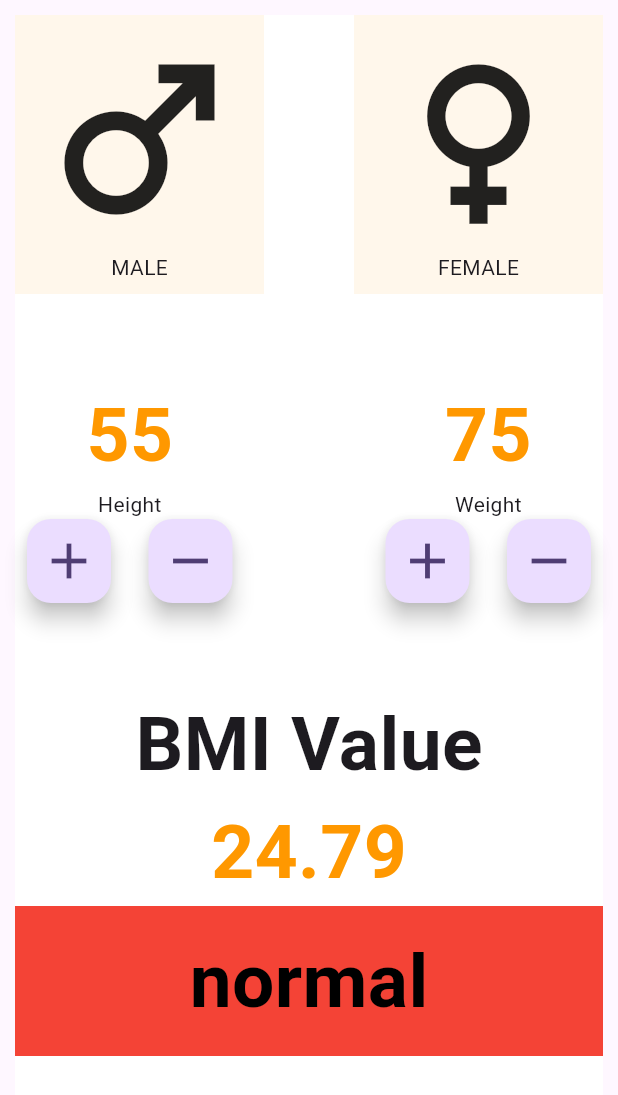
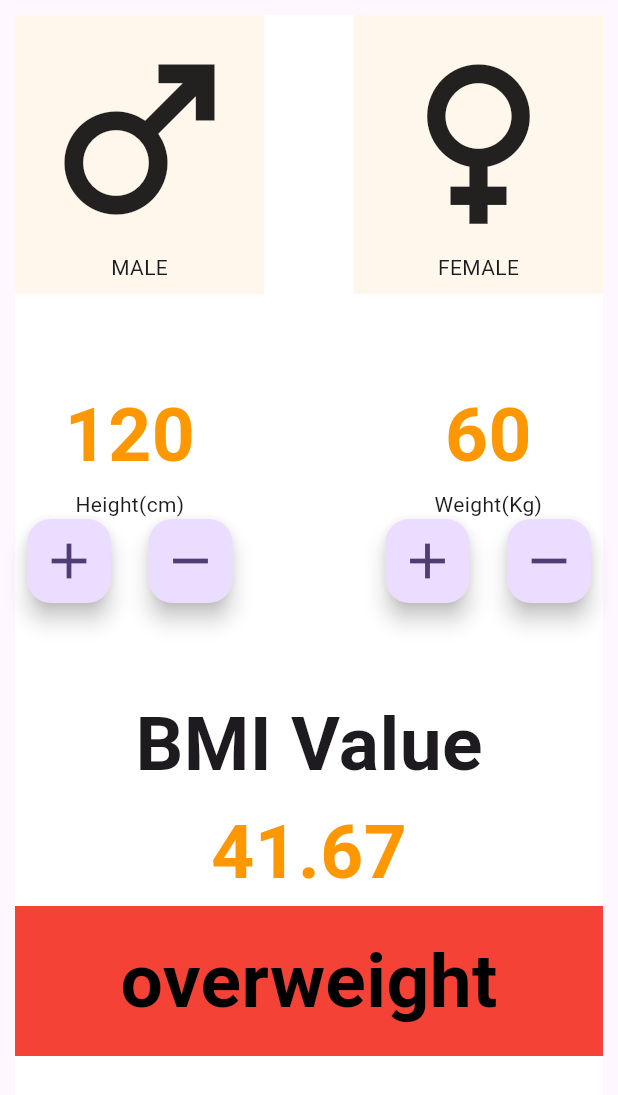
Before and after one commit to ASHAN2021/BMI_cal, a Flutter app: the screen it shows after launch, on a phone screen of 412 x 824 dp. Shown: the top 1095 px of the screen. Run offline on Flutter 3.47's test engine with Material 3 defaults, Android fonts, the phone set to English and light mode, and no system bars.

Commit message:
complete project

```diff
--- a/bmi_calculator/lib/main_page.dart
+++ b/bmi_calculator/lib/main_page.dart
@@ -9,8 +9,8 @@ class MainPage extends StatefulWidget {
 }
 
 class _MainPageState extends State<MainPage> {
-  int height = 55;
-  int weight = 75;
+  int height = 120;
+  int weight = 60;
   String gender = '';
   late double bmivalue = bmicalculate(height: height, weight: weight);
   String result = '';
@@ -85,7 +85,7 @@ class _MainPageState extends State<MainPage> {
                           "$height",
                           style: kTextstyle,
                         ),
-                        const Text("Height"),
+                        const Text("Height(cm)"),
                         Row(
                           children: [
                             FloatingActionButton(
@@ -125,7 +125,7 @@ class _MainPageState extends State<MainPage> {
                     child: Column(
                       children: [
                         Text("$weight", style: kTextstyle),
-                        const Text("Weight"),
+                        const Text("Weight(Kg)"),
                         Row(
                           children: [
                             FloatingActionButton(
@@ -202,7 +202,7 @@ class _MainPageState extends State<MainPage> {
 }
 
 double bmicalculate({required int height, required int weight}) {
-  return (weight / (height * height)) * 1000;
+  return (weight / (height * height)) * 10000;
 }
 
 String getresult(bmivalue) {
```
